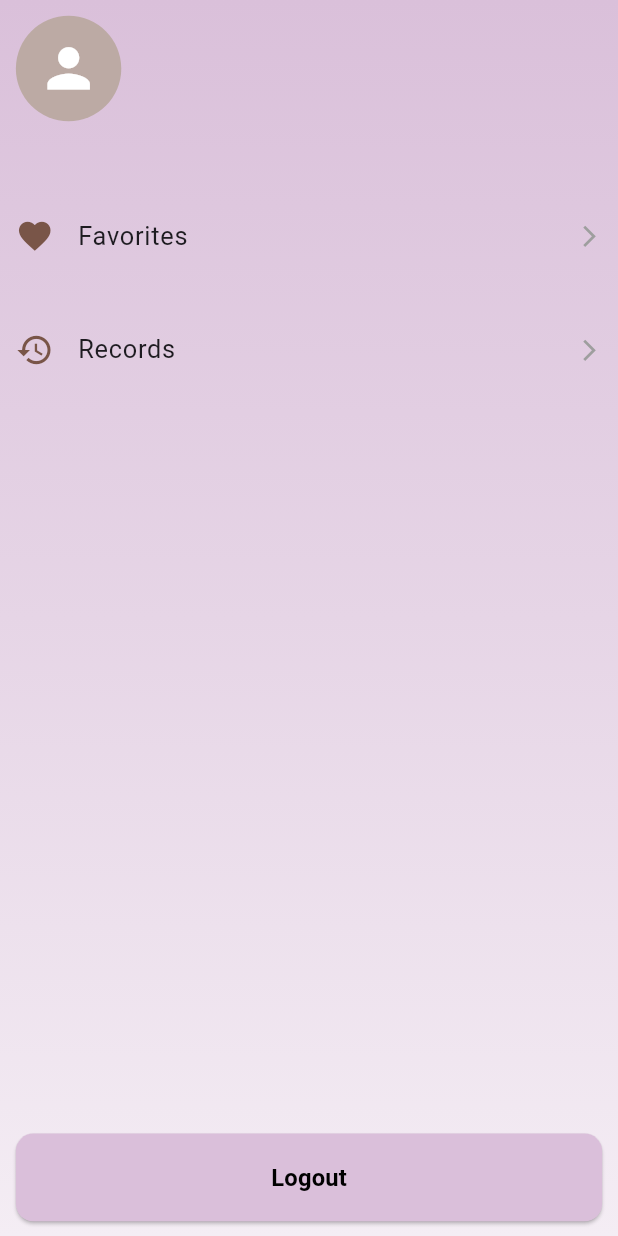
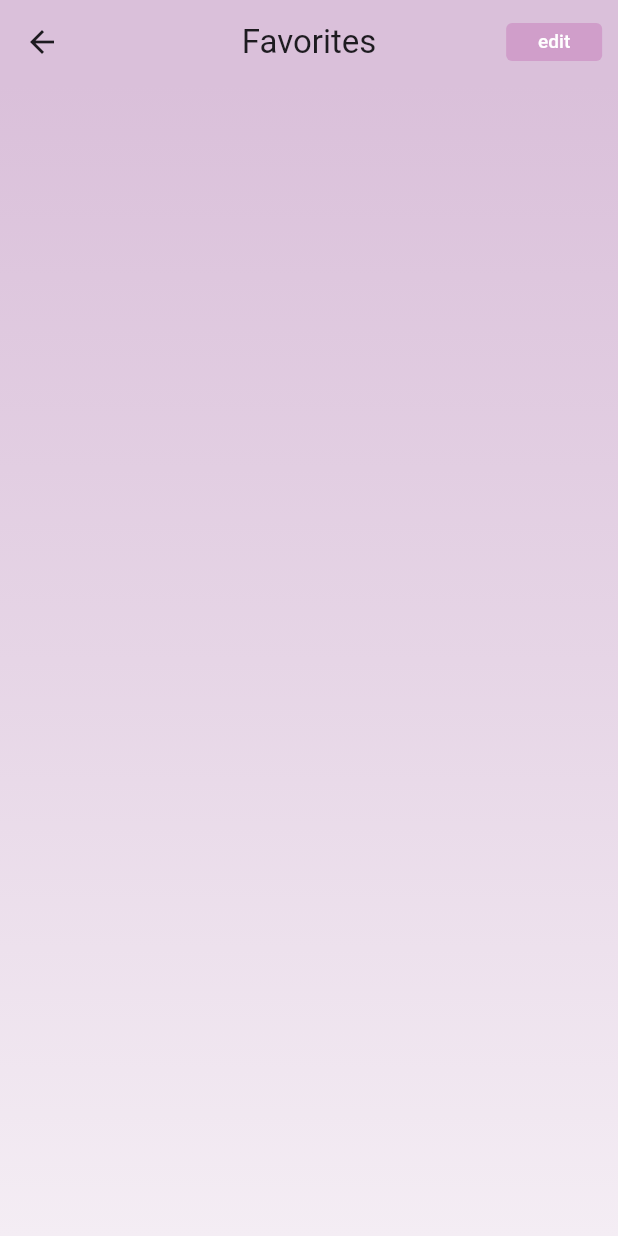
Before and after one commit to Dai-Qiqing/CASA0015, a Flutter app: the ProfilePage screen opened directly, after a tap on "Favorites", on a phone screen of 412 x 824 dp. Run offline on Flutter 3.47's test engine with Material 3 defaults, Android fonts, the phone set to English and light mode, and no system bars; our stand-ins replace carousel_slider, dio, flutter_screenutil, get, shared_preferences; accounts and stored records are empty; network calls fail.

Commit message:
实现收藏模块

```diff
--- a/flutter_outfit/lib/beans/index.dart
+++ b/flutter_outfit/lib/beans/index.dart
@@ -3,3 +3,4 @@ library beans;
 export 'response_data.dart';
 export 'outfit.dart';
 export 'record.dart';
+export 'favorite.dart';
--- a/flutter_outfit/lib/binding.dart
+++ b/flutter_outfit/lib/binding.dart
@@ -10,5 +10,8 @@ class MainBinding extends Bindings {
     Get.lazyPut<RecordController>(
       () => RecordController(),
     );
+    Get.lazyPut<FavoriteController>(
+      () => FavoriteController(),
+    );
   }
 }
--- a/flutter_outfit/lib/http/api_config.dart
+++ b/flutter_outfit/lib/http/api_config.dart
@@ -1,5 +1,5 @@
 class ApiConfig {
-  static const baseUrl = 'http://192.168.31.137:4000';
+  static const baseUrl = 'http://192.168.25.143:4000';
 
   // 注册
   static const api_register = '/api/auth/register';
@@ -15,6 +15,10 @@ class ApiConfig {
   static const api_date = '/api/record/date';
   // 浏览历史
   static const api_record = '/api/record/list';
+  // 收藏列表
+  static const api_favorite_list = '/api/favorite/list';
+  // 收藏列表
+  static const api_favorite_delete = '/api/favorite/delete';
 
   static const connectTimeout = 3;
   static const receiveTimeout = 3;
--- /dev/null
+++ b/flutter_outfit/lib/http/api_favorite.dart
@@ -0,0 +1,40 @@
+import 'dart:convert';
+
+import 'package:flutter/material.dart';
+import 'package:flutter_outfit/index.dart';
+
+class ApiFavorite {
+  Future<List<Favorite>> getFavorites(data) async {
+    try {
+      var response = await HttpClient().dio.get(
+            ApiConfig.api_favorite_list,
+            queryParameters: data,
+          );
+      if (response.data['code'] == 200) {
+        return (response.data['data'] as List)
+            .map(
+              (e) => Favorite.fromJson(e),
+            )
+            .toList();
+      }
+    } catch (e) {
+      // 请求失败，处理错误信息
+      debugPrint('获取收藏列表失败: $e');
+    }
+    return [];
+  }
+
+  Future<bool> deleteFavorites(data) async {
+    try {
+      var response = await HttpClient().dio.post(
+            ApiConfig.api_favorite_delete,
+            data: jsonEncode(data),
+          );
+      return response.data['code'] == 200;
+    } catch (e) {
+      // 请求失败，处理错误信息
+      debugPrint('获取收藏列表失败: $e');
+    }
+    return false;
+  }
+}
--- a/flutter_outfit/lib/http/index.dart
+++ b/flutter_outfit/lib/http/index.dart
@@ -5,3 +5,5 @@ export 'http_client.dart';
 
 export 'api_auth.dart';
 export 'api_outfit.dart';
+export 'api_favorite.dart';
+export 'api_record.dart';
--- a/flutter_outfit/lib/l10n/l10n.dart
+++ b/flutter_outfit/lib/l10n/l10n.dart
@@ -113,6 +113,28 @@ class AppLocalizations {
         name: 'favorites', desc: '', locale: localeName);
   }
 
+  String get edit {
+    return Intl.message('edit', name: 'edit', desc: '', locale: localeName);
+  }
+
+  String get complete {
+    return Intl.message('complete',
+        name: 'complete', desc: '', locale: localeName);
+  }
+
+  String get clearAll {
+    return Intl.message('Clear All',
+        name: 'clearAll', desc: '', locale: localeName);
+  }
+
+  String get delete {
+    return Intl.message('Delete', name: 'delete', desc: '', locale: localeName);
+  }
+
+  String get cancel {
+    return Intl.message('Cancel', name: 'cancel', desc: '', locale: localeName);
+  }
+
   String get records {
     return Intl.message('Records',
         name: 'records', desc: '', locale: localeName);
--- /dev/null
+++ b/flutter_outfit/lib/modules/favorite/controller.dart
@@ -0,0 +1,109 @@
+import 'package:flutter_outfit/http/api_favorite.dart';
+import 'package:get/get.dart';
+import 'package:intl/intl.dart';
+import 'package:shared_preferences/shared_preferences.dart';
+
+class FavoriteController extends GetxController {
+  FavoriteController();
+
+  var apiFavorite = ApiFavorite();
+
+  var userId;
+
+  _initData() async {
+    // 获取用户ID
+    final prefs = await SharedPreferences.getInstance();
+    userId = prefs.getInt('userId');
+    //获取收藏列表
+    await initFavorites();
+
+    update(["favorite"]);
+  }
+
+  var favorites = [].obs;
+
+  var favoriteIndex = 0.obs;
+
+  Future<void> initFavorites() async {
+    var result = await apiFavorite.getFavorites({
+      'userId': userId,
+    });
+    favorites.value = result;
+  }
+
+  void onTap() {}
+
+  // @override
+  // void onInit() {
+  //   super.onInit();
+  // }
+
+  @override
+  void onReady() {
+    super.onReady();
+    _initData();
+  }
+
+  var editMode = false.obs;
+
+  void toggleMode() {
+    if (favorites.isEmpty) {
+      return;
+    }
+    // 切换编辑模式
+    editMode.value = !editMode.value;
+    // 清空选中的收藏
+    toDeleteFavorites.clear();
+  }
+
+  var toDeleteFavorites = [].obs;
+
+  void addToDeleteFavorites(id) async {
+    if (toDeleteFavorites.contains(id)) {
+      toDeleteFavorites.remove(id);
+      return;
+    }
+    toDeleteFavorites.add(id);
+  }
+
+  void deleteAllFavorites() async {
+    if (favorites.isEmpty) {
+      return;
+    }
+    // 删除所有收藏
+    await apiFavorite.deleteFavorites({
+      'userId': userId,
+    });
+    // 更新收藏列表
+    favorites.clear();
+    // 退出编辑模式
+    toggleMode();
+  }
+
+  void deleteFavorites() async {
+    if (toDeleteFavorites.isEmpty) {
+      return;
+    }
+    // 删除选中的收藏
+    await apiFavorite.deleteFavorites({
+      'userId': userId,
+      'ids': toDeleteFavorites,
+    });
+    // 更新收藏列表
+    await initFavorites();
+    if (favorites.isEmpty) {
+      // 如果收藏列表为空，退出编辑模式
+      toggleMode();
+    }
+  }
+
+  // @override
+  // void onClose() {
+  //   super.onClose();
+  // }
+
+  String formatDate(date) {
+    // 格式化日期为 "dd/MM\nyyyy" 的形式
+    return DateFormat('d MMM.yyyy').format(date);
+  }
+}
--- /dev/null
+++ b/flutter_outfit/lib/modules/favorite/index.dart
@@ -0,0 +1,9 @@
+library favorite;
+
+export './controller.dart';
+export './view.dart';
+
+export './widgets/favorite_list.dart';
+export './widgets/favorite_item.dart';
+export './widgets/edit_view.dart';
+export './widgets/edit_button.dart';
--- /dev/null
+++ b/flutter_outfit/lib/modules/favorite/view.dart
@@ -0,0 +1,83 @@
+import 'package:flutter/material.dart';
+import 'package:flutter_outfit/index.dart';
+import 'package:flutter_screenutil/flutter_screenutil.dart';
+import 'package:get/get.dart';
+
+class FavoritePage extends GetView<FavoriteController> {
+  const FavoritePage({super.key});
+
+  // 主视图
+  Widget _buildView() {
+    return Container(
+      height: double.infinity,
+      padding: EdgeInsets.all(10.w),
+      decoration: BoxDecoration(
+        gradient: LinearGradient(
+          colors: [
+            ColorValue.gradientStart,
+            ColorValue.gradientCenter,
+            ColorValue.gradientEnd,
+          ],
+          begin: Alignment.topCenter,
+          end: Alignment.bottomCenter,
+        ),
+      ),
+      child: Stack(
+        children: [
+          FavoriteList(),
+          Positioned(
+            left: 0,
+            right: 0,
+            bottom: 0,
+            child: EditView(),
+          ),
+        ],
+      ),
+    );
+  }
+
+  @override
+  Widget build(BuildContext context) {
+    final l10n = AppLocalizations.of(context);
+    return GetBuilder<FavoriteController>(
+      init: FavoriteController(),
+      id: "favorite",
+      builder: (_) {
+        return Scaffold(
+          appBar: AppBar(
+            title: const Text("Favorites"),
+            centerTitle: true,
+            actions: [
+              Obx(
+                () => Container(
+                  height: 26.h,
+                  margin: EdgeInsets.only(right: 10.w),
+                  child: TextButton(
+                    onPressed: controller.toggleMode,
+                    style: TextButton.styleFrom(
+                      padding: EdgeInsets.all(0),
+                      backgroundColor: Color(0xFFD09ECA),
+                      shape: RoundedRectangleBorder(
+                        borderRadius: BorderRadius.circular(4.r),
+                      ),
+                    ),
+                    child: Text(
+                      controller.editMode.value ? l10n.complete : l10n.edit,
+                      style: TextStyle(
+                        color: Colors.white,
+                        fontSize: 12.sp,
+                      ),
+                    ),
+                  ),
+                ),
+              ),
+            ],
+          ),
+          body: SafeArea(
+            child: _buildView(),
+          ),
+        );
+      },
+    );
+  }
+}
--- /dev/null
+++ b/flutter_outfit/lib/modules/favorite/widgets/edit_view.dart
@@ -0,0 +1,51 @@
+import 'package:flutter/material.dart';
+import 'package:flutter_outfit/index.dart';
+import 'package:flutter_screenutil/flutter_screenutil.dart';
+import 'package:get/get.dart';
+
+class EditView extends StatelessWidget {
+  const EditView({super.key});
+
+  @override
+  Widget build(BuildContext context) {
+    var controller = Get.find<FavoriteController>();
+    final l10n = AppLocalizations.of(context);
+    return Obx(
+      () => Visibility(
+        visible: controller.editMode.value,
+        child: Container(
+          padding: EdgeInsets.symmetric(
+            vertical: 20.h,
+          ),
+          decoration: BoxDecoration(
+            color: Colors.white,
+            borderRadius: BorderRadius.all(
+              Radius.circular(50.r),
+            ),
+          ),
+          child: Row(
+            crossAxisAlignment: CrossAxisAlignment.center,
+            mainAxisAlignment: MainAxisAlignment.spaceAround,
+            children: [
+              EditButton(
+                title: l10n.clearAll,
+                icon: Icons.cleaning_services,
+                onTap: controller.deleteAllFavorites,
+              ),
+              EditButton(
+                title: l10n.delete,
+                icon: Icons.delete,
+                onTap: controller.deleteFavorites,
+              ),
+              EditButton(
+                title: l10n.cancel,
+                icon: Icons.cancel,
+                onTap: controller.toggleMode,
+              ),
+            ],
+          ),
+        ),
+      ),
+    );
+  }
+}
--- /dev/null
+++ b/flutter_outfit/lib/modules/favorite/widgets/favorite_list.dart
@@ -0,0 +1,22 @@
+import 'package:flutter/material.dart';
+import 'package:flutter_outfit/index.dart';
+import 'package:get/get.dart';
+
+class FavoriteList extends StatelessWidget {
+  const FavoriteList({super.key});
+
+  @override
+  Widget build(BuildContext context) {
+    var controller = Get.find<FavoriteController>();
+    return Obx(
+      () => ListView.builder(
+        itemCount: controller.favorites.length,
+        itemBuilder: (context, index) {
+          return FavoriteItem(
+            item: controller.favorites[index],
+          );
+        },
+      ),
+    );
+  }
+}
--- a/flutter_outfit/lib/modules/profile/controller.dart
+++ b/flutter_outfit/lib/modules/profile/controller.dart
@@ -34,7 +34,9 @@ class ProfileController extends GetxController {
     Get.offAllNamed(AppRoutes.AUTH);
   }
 
-  void navigateToFavorites() {}
+  void navigateToFavorites() {
+    Get.toNamed(AppRoutes.FAVORITE);
+  }
 
   void navigateToRecord() {
     Get.toNamed(AppRoutes.RECORD);
--- a/flutter_outfit/lib/routes/app_pages.dart
+++ b/flutter_outfit/lib/routes/app_pages.dart
@@ -18,5 +18,9 @@ class AppPages {
       name: AppRoutes.RECORD,
       page: () => const RecordPage(),
     ),
+    GetPage(
+      name: AppRoutes.FAVORITE,
+      page: () => const FavoritePage(),
+    ),
   ];
 }
--- a/flutter_outfit/lib/routes/app_routes.dart
+++ b/flutter_outfit/lib/routes/app_routes.dart
@@ -2,4 +2,5 @@ class AppRoutes {
   static const AUTH = '/auth';
   static const MAIN = '/main';
   static const RECORD = '/record';
+  static const FAVORITE = '/favorite';
 }
--- a/flutter_outfit/lib/routes/index.dart
+++ b/flutter_outfit/lib/routes/index.dart
@@ -8,3 +8,4 @@ export '../modules/main/index.dart';
 export '../modules/home/index.dart';
 export '../modules/profile/index.dart';
 export '../modules/record/index.dart';
+export '../modules/favorite/index.dart';
```
Also changed, not shown: flutter_outfit/lib/beans/favorite.dart (added, +31 -0 lines), flutter_outfit/lib/modules/favorite/widgets/edit_button.dart (added, +40 -0 lines), flutter_outfit/lib/modules/favorite/widgets/favorite_item.dart (added, +109 -0 lines).
